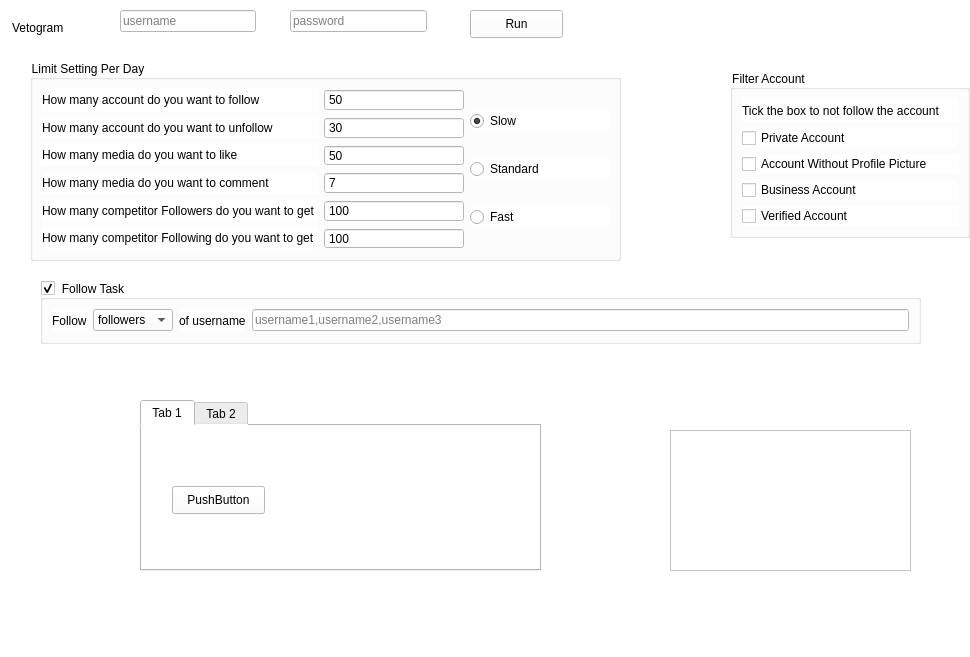
First picture: the form in MyappV2/ui/MainWindow.ui, repository ohld/igbot, before the edit.
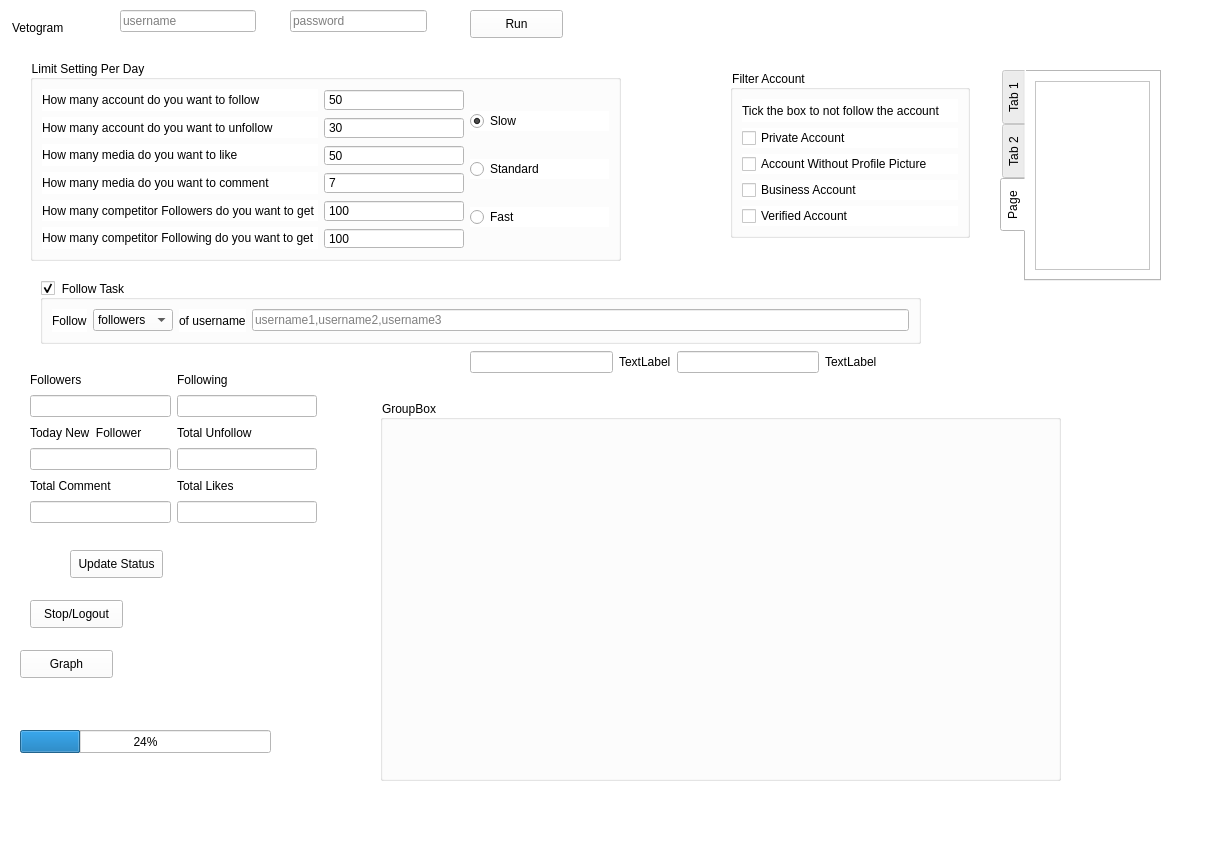
Second picture: the form after the edit.

Diff of the .ui file:
```diff
--- a/MyappV2/ui/MainWindow.ui
+++ b/MyappV2/ui/MainWindow.ui
@@ -6,8 +6,8 @@
    <rect>
     <x>0</x>
     <y>0</y>
-    <width>970</width>
-    <height>657</height>
+    <width>1206</width>
+    <height>842</height>
    </rect>
   </property>
   <property name="windowTitle">
@@ -205,14 +205,20 @@
    <widget class="QTabWidget" name="tabWidget">
     <property name="geometry">
      <rect>
-      <x>140</x>
-      <y>400</y>
-      <width>401</width>
-      <height>171</height>
+      <x>1000</x>
+      <y>70</y>
+      <width>161</width>
+      <height>211</height>
      </rect>
     </property>
+    <property name="tabPosition">
+     <enum>QTabWidget::West</enum>
+    </property>
+    <property name="tabShape">
+     <enum>QTabWidget::Rounded</enum>
+    </property>
     <property name="currentIndex">
-     <number>0</number>
+     <number>2</number>
     </property>
     <widget class="QWidget" name="tab">
      <attribute name="title">
@@ -263,15 +269,67 @@
       </property>
      </widget>
     </widget>
+    <widget class="QWidget" name="tab_3">
+     <attribute name="title">
+      <string>Page</string>
+     </attribute>
+     <layout class="QHBoxLayout" name="horizontalLayout_6">
+      <item>
+       <widget class="QTextEdit" name="textEdit"/>
+      </item>
+     </layout>
+    </widget>
    </widget>
-   <widget class="QTextEdit" name="textEdit">
+   <widget class="QPushButton" name="pushButton_upadate_status">
     <property name="geometry">
      <rect>
-      <x>670</x>
-      <y>430</y>
-      <width>241</width>
-      <height>141</height>
+      <x>70</x>
+      <y>550</y>
+      <width>93</width>
+      <height>28</height>
      </rect>
+    </property>
+    <property name="text">
+     <string>Update Status</string>
+    </property>
+   </widget>
+   <widget class="QPushButton" name="pushButton_stop">
+    <property name="geometry">
+     <rect>
+      <x>30</x>
+      <y>600</y>
+      <width>93</width>
+      <height>28</height>
+     </rect>
+    </property>
+    <property name="text">
+     <string>Stop/Logout</string>
+    </property>
+   </widget>
+   <widget class="QProgressBar" name="progressBar">
+    <property name="geometry">
+     <rect>
+      <x>20</x>
+      <y>730</y>
+      <width>251</width>
+      <height>23</height>
+     </rect>
+    </property>
+    <property name="value">
+     <number>24</number>
+    </property>
+   </widget>
+   <widget class="QPushButton" name="pushButton_graph">
+    <property name="geometry">
+     <rect>
+      <x>20</x>
+      <y>650</y>
+      <width>93</width>
+      <height>28</height>
+     </rect>
+    </property>
+    <property name="text">
+     <string>Graph</string>
     </property>
    </widget>
    <widget class="QGroupBox" name="groupBox_4">
@@ -485,6 +543,174 @@
      </item>
     </layout>
    </widget>
+   <widget class="QWidget" name="layoutWidget">
+    <property name="geometry">
+     <rect>
+      <x>30</x>
+      <y>370</y>
+      <width>287</width>
+      <height>153</height>
+     </rect>
+    </property>
+    <layout class="QHBoxLayout" name="horizontalLayout_7">
+     <item>
+      <layout class="QVBoxLayout" name="verticalLayout_10">
+       <item>
+        <widget class="QLabel" name="label_16">
+         <property name="text">
+          <string>Followers</string>
+         </property>
+        </widget>
+       </item>
+       <item>
+        <widget class="QLineEdit" name="lineEdit_followers">
+         <property name="text">
+          <string/>
+         </property>
+         <property name="readOnly">
+          <bool>true</bool>
+         </property>
+        </widget>
+       </item>
+       <item>
+        <widget class="QLabel" name="label_18">
+         <property name="text">
+          <string>Today New  Follower</string>
+         </property>
+        </widget>
+       </item>
+       <item>
+        <widget class="QLineEdit" name="lineEdit_total_follow">
+         <property name="text">
+          <string/>
+         </property>
+         <property name="readOnly">
+          <bool>true</bool>
+         </property>
+        </widget>
+       </item>
+       <item>
+        <widget class="QLabel" name="label_20">
+         <property name="text">
+          <string>Total Comment</string>
+         </property>
+        </widget>
+       </item>
+       <item>
+        <widget class="QLineEdit" name="lineEdit_total_comment">
+         <property name="text">
+          <string/>
+         </property>
+         <property name="readOnly">
+          <bool>true</bool>
+         </property>
+        </widget>
+       </item>
+      </layout>
+     </item>
+     <item>
+      <layout class="QVBoxLayout" name="verticalLayout_11">
+       <item>
+        <widget class="QLabel" name="label_17">
+         <property name="text">
+          <string>Following</string>
+         </property>
+        </widget>
+       </item>
+       <item>
+        <widget class="QLineEdit" name="lineEdit_following">
+         <property name="text">
+          <string/>
+         </property>
+         <property name="readOnly">
+          <bool>true</bool>
+         </property>
+        </widget>
+       </item>
+       <item>
+        <widget class="QLabel" name="label_21">
+         <property name="text">
+          <string>Total Unfollow</string>
+         </property>
+        </widget>
+       </item>
+       <item>
+        <widget class="QLineEdit" name="lineEdit_total_unfollow">
+         <property name="readOnly">
+          <bool>true</bool>
+         </property>
+        </widget>
+       </item>
+       <item>
+        <widget class="QLabel" name="label_19">
+         <property name="text">
+          <string>Total Likes</string>
+         </property>
+        </widget>
+       </item>
+       <item>
+        <widget class="QLineEdit" name="lineEdit_total_likes">
+         <property name="text">
+          <string/>
+         </property>
+         <property name="readOnly">
+          <bool>true</bool>
+         </property>
+        </widget>
+       </item>
+      </layout>
+     </item>
+    </layout>
+   </widget>
+   <widget class="QGroupBox" name="groupBox_2">
+    <property name="geometry">
+     <rect>
+      <x>380</x>
+      <y>400</y>
+      <width>681</width>
+      <height>381</height>
+     </rect>
+    </property>
+    <property name="title">
+     <string>GroupBox</string>
+    </property>
+   </widget>
+   <widget class="QWidget" name="">
+    <property name="geometry">
+     <rect>
+      <x>470</x>
+      <y>350</y>
+      <width>407</width>
+      <height>24</height>
+     </rect>
+    </property>
+    <layout class="QHBoxLayout" name="horizontalLayout_3">
+     <item>
+      <widget class="QLineEdit" name="lineEdit_2">
+       <property name="text">
+        <string/>
+       </property>
+      </widget>
+     </item>
+     <item>
+      <widget class="QLabel" name="label_22">
+       <property name="text">
+        <string>TextLabel</string>
+       </property>
+      </widget>
+     </item>
+     <item>
+      <widget class="QLineEdit" name="lineEdit_3"/>
+     </item>
+     <item>
+      <widget class="QLabel" name="label_23">
+       <property name="text">
+        <string>TextLabel</string>
+       </property>
+      </widget>
+     </item>
+    </layout>
+   </widget>
   </widget>
   <widget class="QMenuBar" name="menubar">
    <property name="geometry">
```
Left out of the diff: 2 changed lines with no effect on the pictures.
